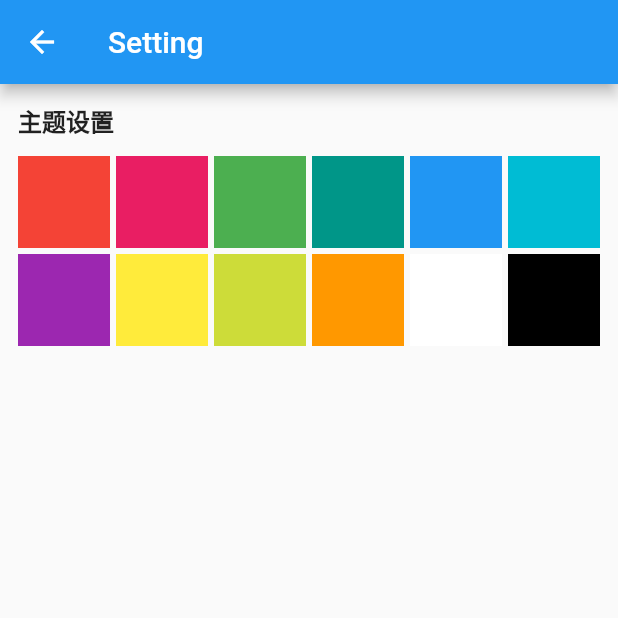
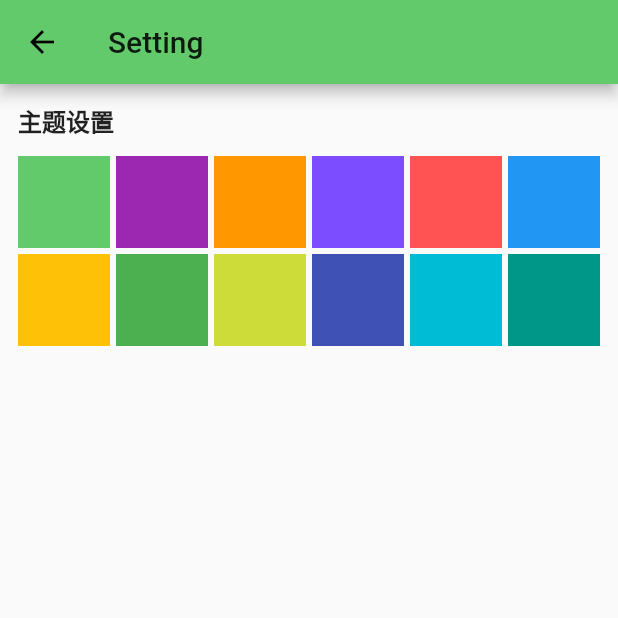
Before and after one commit to wangtaoT/flutter_app, a Flutter app: the Setting screen opened by its route, on a phone screen of 412 x 824 dp, the top half of it. Run offline on Flutter 3.47's test engine with Material 2 defaults, Android fonts, the phone set to English and light mode, and no system bars; our stand-ins replace dio, event_bus, flutter_spinkit, shared_preferences; missing offline and left inert: flutter_webview_plugin; accounts and stored records are empty; network calls fail.

Commit message:
fix 主题色修改持久化

```diff
--- a/lib/config/AppOptions.dart
+++ /dev/null
@@ -1,30 +0,0 @@
-import 'package:flutter/material.dart';
-import 'package:shared_preferences/shared_preferences.dart';
-
-class AppOptions {
-  final AppTheme appTheme;
-
-  const AppOptions({this.appTheme});
-
-  AppOptions copyWith({AppTheme appTheme}) {
-    return AppOptions(appTheme: appTheme);
-  }
-}
-
-class AppTheme {
-  final ThemeData themeData;
-
-  const AppTheme(this.themeData);
-
-  AppTheme changePrimaryColor(Color color) {
-    return AppTheme(themeData.copyWith(primaryColor: color));
-  }
-
-  void changeTheme(int themeIndex) async {
-    SharedPreferences sp = await SharedPreferences.getInstance();
-    sp.setInt("themeIndex", themeIndex);
-  }
-}
-
-final AppTheme defTheme =
-    AppTheme(ThemeData().copyWith(primaryColor: Colors.blue));
--- a/lib/ui/Setting.dart
+++ b/lib/ui/Setting.dart
@@ -1,12 +1,11 @@
+import 'package:event_bus/event_bus.dart';
 import 'package:flutter/material.dart';
-import 'package:flutter_app/config/AppOptions.dart';
+import 'package:flutter_app/util/Constants.dart';
+import 'package:flutter_app/util/DataUtils.dart';
+import 'package:flutter_app/util/ThemeUtils.dart';
 
 class Setting extends StatelessWidget {
-  final AppOptions appOpt;
-  final ValueChanged<AppOptions> onOptionsChanged;
-
-  const Setting({Key key, this.appOpt, this.onOptionsChanged})
-      : super(key: key);
+  List<Color> colors = ThemeUtils.supportColors;
 
   @override
   Widget build(BuildContext context) {
@@ -31,18 +30,18 @@ class Setting extends StatelessWidget {
                 crossAxisCount: 6,
                 crossAxisSpacing: 4,
                 mainAxisSpacing: 4,
-                children: colorList.map((item) {
+                children: List.generate(colors.length, (index) {
                   return GestureDetector(
                     child: Container(
-                      color: item,
+                      color: colors[index],
                     ),
                     onTap: () {
-                      onOptionsChanged(appOpt.copyWith(
-                          appTheme: AppTheme(
-                              ThemeData().copyWith(primaryColor: item))));
+                      ThemeUtils.currentColorTheme = colors[index];
+                      DataUtils.setColorTheme(index);
+                      Constants.eventBus.fire(ChangeThemeEvent(index));
                     },
                   );
-                }).toList(),
+                }),
               ),
             )
           ],
@@ -51,18 +50,3 @@ class Setting extends StatelessWidget {
     );
   }
 }
-
-const List<Color> colorList = <Color>[
-  Colors.red,
-  Colors.pink,
-  Colors.green,
-  Colors.teal,
-  Colors.blue,
-  Colors.cyan,
-  Colors.purple,
-  Colors.yellow,
-  Colors.lime,
-  Colors.orange,
-  Colors.white,
-  Colors.black,
-];
--- /dev/null
+++ b/lib/util/Constants.dart
@@ -0,0 +1,11 @@
+import 'package:event_bus/event_bus.dart';
+
+class Constants {
+  static final EventBus eventBus = new EventBus();
+}
+
+class ChangeThemeEvent {
+  int index;
+
+  ChangeThemeEvent(this.index);
+}
--- /dev/null
+++ b/lib/util/DataUtils.dart
@@ -0,0 +1,17 @@
+import 'package:shared_preferences/shared_preferences.dart';
+
+class DataUtils {
+  static const String SP_COLOR_THEME_INDEX = "colorThemeIndex";
+
+  //保存选择的主题色
+  static setColorTheme(int colorThemeIndex) async {
+    SharedPreferences sp = await SharedPreferences.getInstance();
+    sp.setInt(SP_COLOR_THEME_INDEX, colorThemeIndex);
+  }
+
+  //取出
+  static Future<int> getColorThemeIndex() async {
+    SharedPreferences sp = await SharedPreferences.getInstance();
+    return sp.getInt(SP_COLOR_THEME_INDEX);
+  }
+}
--- /dev/null
+++ b/lib/util/ThemeUtils.dart
@@ -0,0 +1,25 @@
+import 'package:flutter/material.dart';
+
+class ThemeUtils {
+  // 默认主题色
+  static const Color defaultColor = const Color(0xFF63CA6C);
+
+  // 可选的主题色
+  static const List<Color> supportColors = [
+    defaultColor,
+    Colors.purple,
+    Colors.orange,
+    Colors.deepPurpleAccent,
+    Colors.redAccent,
+    Colors.blue,
+    Colors.amber,
+    Colors.green,
+    Colors.lime,
+    Colors.indigo,
+    Colors.cyan,
+    Colors.teal
+  ];
+
+  // 当前的主题色
+  static Color currentColorTheme = defaultColor;
+}
--- a/pubspec.yaml
+++ b/pubspec.yaml
@@ -28,6 +28,7 @@ dependencies:
   flutter_webview_plugin: ^0.2.0
   flutter_spinkit: "^2.0.0"
   shared_preferences: ^0.4.2
+  event_bus: ^1.0.1
 
 
 dev_dependencies:
```
Also changed, not shown: lib/main.dart (+19 -12 lines), pubspec.lock.
